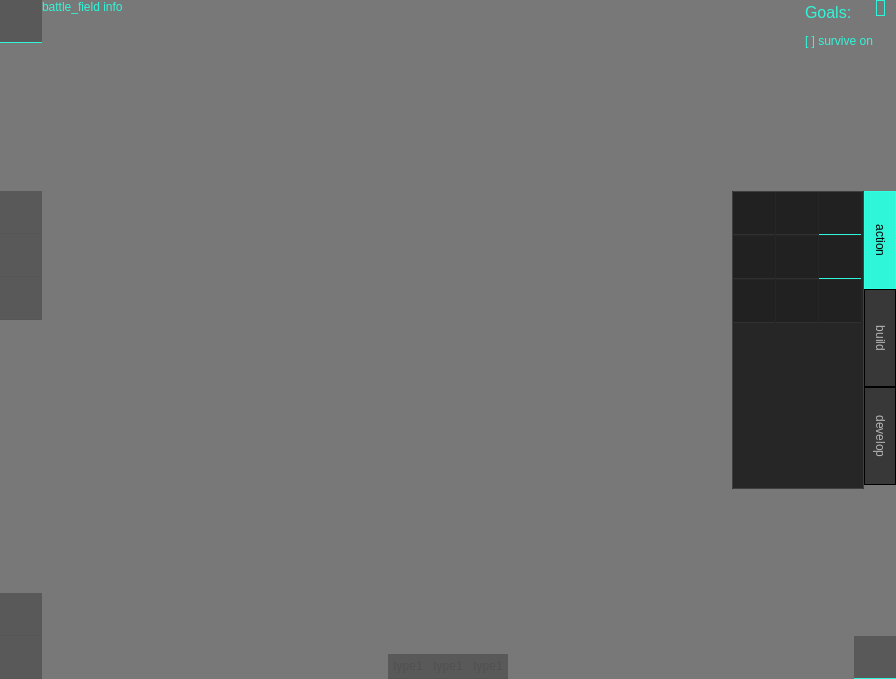
Above: src/ui/battle_widget.ui from k88936/UnRustedWarfare before the change. Below: the same form after it.
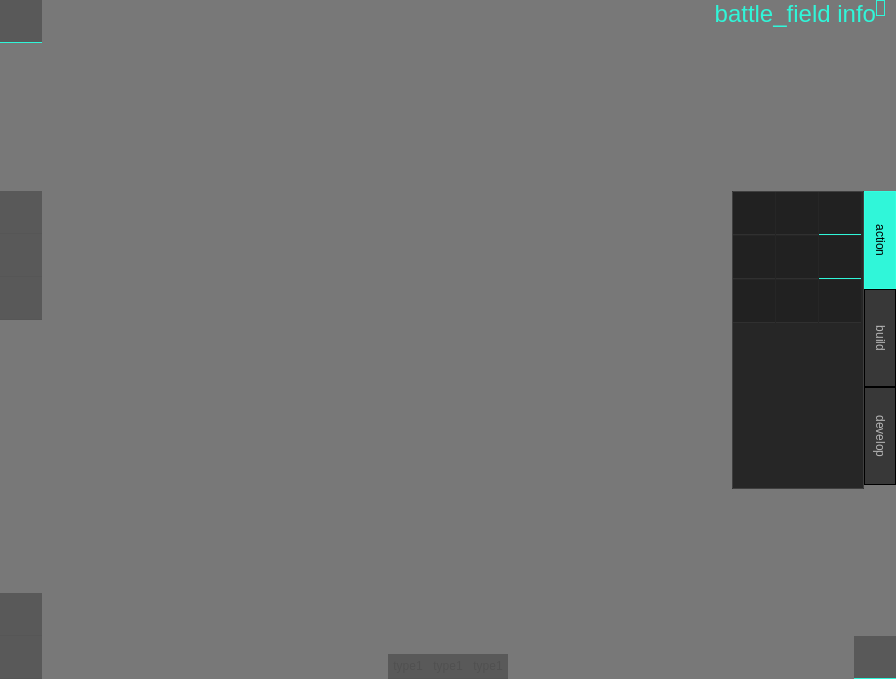
That is the form after the change. Icons and pictures are not drawn. Custom widgets are drawn as their Qt base class.

Patch:
```diff
--- a/src/ui/battle_widget.ui
+++ b/src/ui/battle_widget.ui
@@ -450,6 +450,11 @@
          <verstretch>0</verstretch>
         </sizepolicy>
        </property>
+       <property name="font">
+        <font>
+         <pointsize>18</pointsize>
+        </font>
+       </property>
        <property name="styleSheet">
         <string notr="true">color: rgb(48, 246, 217);</string>
        </property>
@@ -457,38 +462,10 @@
         <string>battle_field info</string>
        </property>
        <property name="alignment">
-        <set>Qt::AlignmentFlag::AlignLeading|Qt::AlignmentFlag::AlignLeft|Qt::AlignmentFlag::AlignTop</set>
+        <set>Qt::AlignmentFlag::AlignRight|Qt::AlignmentFlag::AlignTop|Qt::AlignmentFlag::AlignTrailing</set>
        </property>
        <property name="margin">
-        <number>10</number>
-       </property>
-      </widget>
-     </item>
-     <item>
-      <widget class="QLabel" name="label_tasks">
-       <property name="sizePolicy">
-        <sizepolicy hsizetype="Maximum" vsizetype="Preferred">
-         <horstretch>0</horstretch>
-         <verstretch>0</verstretch>
-        </sizepolicy>
-       </property>
-       <property name="styleSheet">
-        <string notr="true">margin-left:10px;</string>
-       </property>
-       <property name="text">
-        <string>&lt;html&gt;&lt;head/&gt;&lt;body&gt;&lt;p&gt;&lt;span style=&quot; font-size:12pt; color:#30f6d9;&quot;&gt;Goals:&lt;/span&gt;&lt;/p&gt;&lt;p&gt;&lt;span style=&quot; color:#30f6d9;&quot;&gt;[ ] survive on&lt;/span&gt;&lt;/p&gt;&lt;/body&gt;&lt;/html&gt;</string>
-       </property>
-       <property name="scaledContents">
-        <bool>false</bool>
-       </property>
-       <property name="alignment">
-        <set>Qt::AlignmentFlag::AlignLeading|Qt::AlignmentFlag::AlignLeft|Qt::AlignmentFlag::AlignTop</set>
-       </property>
-       <property name="wordWrap">
-        <bool>false</bool>
-       </property>
-       <property name="margin">
-        <number>0</number>
+        <number>15</number>
        </property>
       </widget>
      </item>
```
